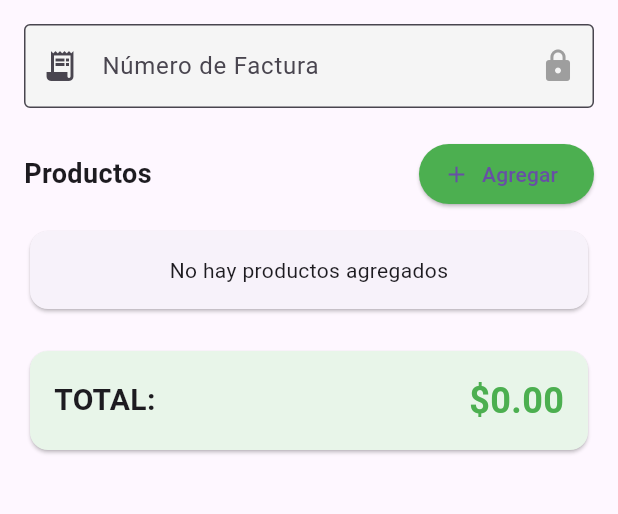
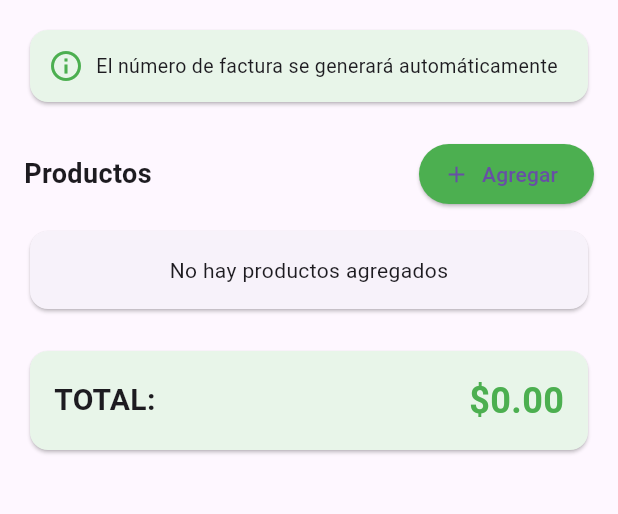
Before and after one commit to natalia482/Inventivo-Firebase, a Flutter app: the CrearFacturaScreen screen opened directly with empty values, on a phone screen of 412 x 824 dp, the part 84-598 px from its top. Run offline on Flutter 3.47's test engine with Material 3 defaults, Android fonts, the phone set to English and light mode, and no system bars; our stand-ins replace shared_preferences; accounts and stored records are empty; network calls fail.

Commit message:
Modulo factura, corregir id null

```diff
--- a/lib/core/constants/api_config.dart
+++ b/lib/core/constants/api_config.dart
@@ -1,6 +1,6 @@
 class ApiConfig {
 
-  static const String baseUrl = "http://192.168.101.25/inventivo_backend/api";
+  static const String baseUrl = "http://172.18.2.15/inventivo_backend/api";
   static const String registroAdmin = "$baseUrl/usuarios/registrar.php";
   static const String login = "$baseUrl/usuarios/login.php";
 
--- a/lib/models/factura.dart
+++ b/lib/models/factura.dart
@@ -31,7 +31,7 @@ class Factura {
 
   Map<String, dynamic> toJson() {
     return {
-      'numero_factura': numeroFactura,
+      'numero_factura': numeroFactura.isEmpty ? null : numeroFactura, // Si está vacío, enviar null
       'id_empresa': idEmpresa,
       'id_vendedor': idVendedor,
       'total': total,
--- a/lib/screens/modulos/facturacion/facturas_screen.dart
+++ b/lib/screens/modulos/facturacion/facturas_screen.dart
@@ -229,7 +229,7 @@ class _CrearFacturaScreenState extends State<CrearFacturaScreen> {
     }
 
     final factura = Factura(
-      numeroFactura: _numeroFacturaCtrl.text, // Ya está generado automáticamente
+      numeroFactura: '', // ✅ Vacío: el backend lo genera automáticamente
       idEmpresa: widget.idEmpresa,
       idVendedor: widget.idVendedor,
       total: total,
@@ -272,20 +272,22 @@ class _CrearFacturaScreenState extends State<CrearFacturaScreen> {
               child: Column(
                 crossAxisAlignment: CrossAxisAlignment.stretch,
                 children: [
-                  TextField(
-                    controller: _numeroFacturaCtrl,
-                    readOnly: true, // 🔒 Solo lectura
-                    decoration: InputDecoration(
-                      labelText: 'Número de Factura',
-                      border: const OutlineInputBorder(),
-                      prefixIcon: const Icon(Icons.receipt_long),
-                      filled: true,
-                      fillColor: Colors.grey[100], // Fondo gris para indicar que no es editable
-                      suffixIcon: const Icon(Icons.lock, color: Colors.grey),
-                    ),
-                    style: const TextStyle(
-                      fontWeight: FontWeight.bold,
-                      fontSize: 16,
+                  const Card(
+                    color: Color(0xFFE8F5E9),
+                    child: Padding(
+                      padding: EdgeInsets.all(12),
+                      child: Row(
+                        children: [
+                          Icon(Icons.info_outline, color: Colors.green),
+                          SizedBox(width: 8),
+                          Expanded(
+                            child: Text(
+                              'El número de factura se generará automáticamente',
+                              style: TextStyle(fontSize: 13),
+                            ),
+                          ),
+                        ],
+                      ),
                     ),
                   ),
                   const SizedBox(height: 20),
--- a/lib/services/factura_service.dart
+++ b/lib/services/factura_service.dart
@@ -31,16 +31,23 @@ class FacturaService {
   // Crear factura
   Future<Map<String, dynamic>> crearFactura(Factura factura) async {
     try {
+      final body = factura.toJson();
+
+      // Debug: Imprimir lo que se está enviando
+      print('📤 Enviando factura: ${jsonEncode(body)}');
+
       final response = await http.post(
         Uri.parse(ApiConfig.registrarFactura),
         headers: {"Content-Type": "application/json"},
-        body: jsonEncode(factura.toJson()),
+        body: jsonEncode(body),
       );
+
+      print('📥 Respuesta del servidor: ${response.body}');
 
       final data = jsonDecode(response.body);
       return data;
     } catch (e) {
-      print('Error creando factura: $e');
+      print('❌ Error creando factura: $e');
       return {
         'success': false,
         'message': 'Error de conexión: $e',
```
